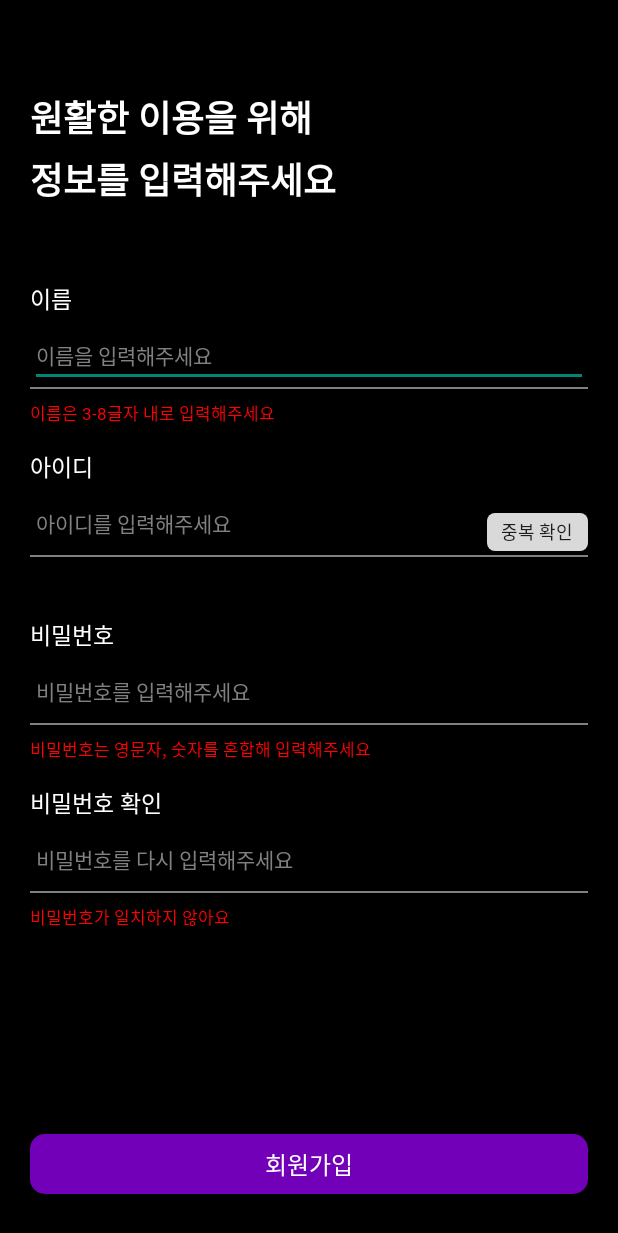
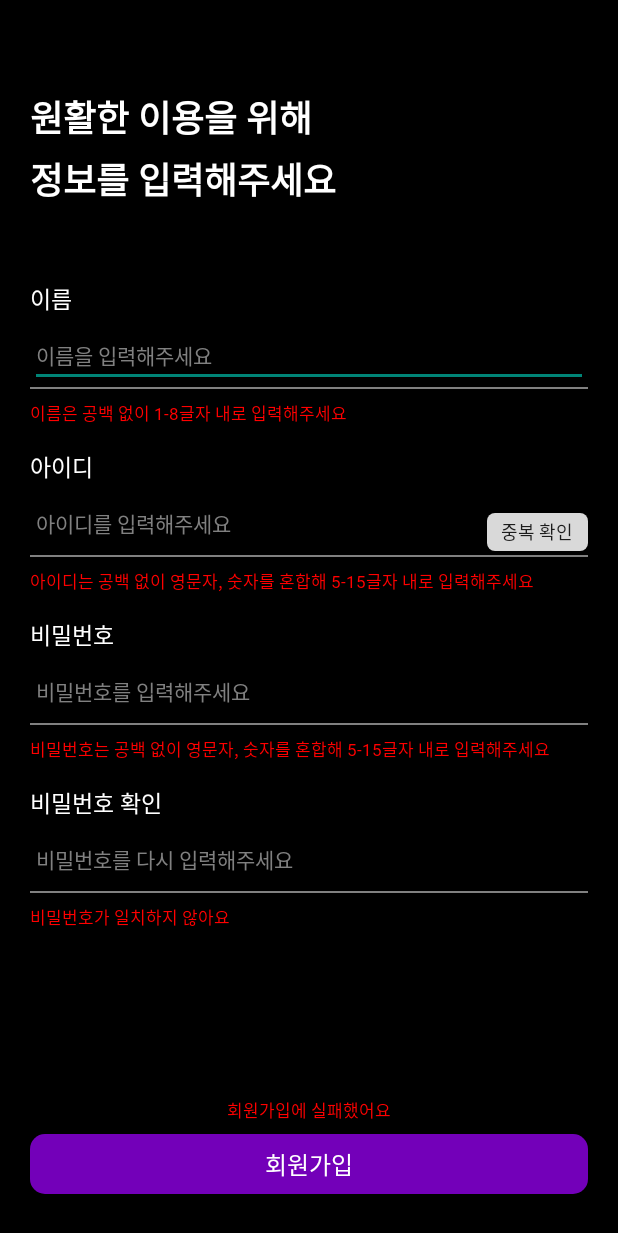
Before and after one commit to Hackathon0704/Android, an Android app: the layout activity_register.xml on its own in the app's theme, with its tools: preview values and no code run, on a phone screen of 412 x 824 dp. Shown: the top 1233 px of the screen. Run offline under Robolectric (Android 15) with nearby library versions, the phone set to English and light mode, and no system bars.

Commit message:
Feat : 회원가입 유효성 검사, 화면전환, 아이콘 설정

```diff
--- a/app/src/main/java/com/example/umc_hackathon/RegisterCheckActivity.kt
+++ b/app/src/main/java/com/example/umc_hackathon/RegisterCheckActivity.kt
@@ -1,5 +1,6 @@
 package com.example.umc_hackathon
 
+import android.content.Intent
 import android.os.Bundle
 import androidx.appcompat.app.AppCompatActivity
 import com.example.umc_hackathon.databinding.ActivityRegisterCheckBinding
@@ -12,6 +13,11 @@ class RegisterCheckActivity : AppCompatActivity() {
         binding = ActivityRegisterCheckBinding.inflate(layoutInflater)
         setContentView(binding.root)
 
+        binding.registerCheckBtn.setOnClickListener {
+            startActivity(Intent(this, LoginActivity::class.java))
+            finish()
+        }
+
     }
 
 }
--- a/app/src/main/res/layout/activity_login.xml
+++ b/app/src/main/res/layout/activity_login.xml
@@ -23,10 +23,10 @@
 
     <ImageView
         android:id="@+id/login_logo_iv"
-        android:layout_width="120dp"
-        android:layout_height="120dp"
+        android:layout_width="wrap_content"
+        android:layout_height="wrap_content"
         android:scaleType="centerCrop"
-        android:src="@drawable/puang"
+        android:src="@drawable/logo"
         app:layout_constraintTop_toTopOf="parent"
         app:layout_constraintStart_toStartOf="parent"
         app:layout_constraintEnd_toEndOf="parent"
--- a/app/src/main/res/layout/activity_register.xml
+++ b/app/src/main/res/layout/activity_register.xml
@@ -62,7 +62,7 @@
         android:id="@+id/register_name_check_tv"
         android:layout_width="wrap_content"
         android:layout_height="wrap_content"
-        android:text="이름은 3-8글자 내로 입력해주세요"
+        android:text="이름은 공백 없이 1-8글자 내로 입력해주세요"
         android:textColor="@color/red"
         android:fontFamily="@font/pretendardvariable"
         android:textSize="11sp"
@@ -120,6 +120,18 @@
         app:layout_constraintBottom_toBottomOf="@id/register_line2"
         android:layout_marginEnd="20dp"
         android:layout_marginBottom="4dp"/>
+    <TextView
+        android:id="@+id/register_id_check_tv"
+        android:layout_width="wrap_content"
+        android:layout_height="wrap_content"
+        android:text="아이디는 공백 없이 영문자, 숫자를 혼합해 5-15글자 내로 입력해주세요"
+        android:textColor="@color/red"
+        android:fontFamily="@font/pretendardvariable"
+        android:textSize="11sp"
+        app:layout_constraintStart_toStartOf="parent"
+        app:layout_constraintTop_toBottomOf="@id/register_line2"
+        android:layout_marginTop="7dp"
+        android:layout_marginStart="20dp"/>
 
 
 
@@ -164,7 +176,7 @@
         android:id="@+id/register_pw_check_tv"
         android:layout_width="wrap_content"
         android:layout_height="wrap_content"
-        android:text="비밀번호는 영문자, 숫자를 혼합해 입력해주세요"
+        android:text="비밀번호는 공백 없이 영문자, 숫자를 혼합해 5-15글자 내로 입력해주세요"
         android:textColor="@color/red"
         android:fontFamily="@font/pretendardvariable"
         android:textSize="11sp"
@@ -241,5 +253,18 @@
         android:layout_marginEnd="20dp"
         android:layout_marginBottom="28dp"/>
 
+    <TextView
+        android:id="@+id/register_final_check_tv"
+        android:layout_width="wrap_content"
+        android:layout_height="wrap_content"
+        android:text="회원가입에 실패했어요"
+        android:textColor="@color/red"
+        android:fontFamily="@font/pretendardvariable"
+        android:textSize="11sp"
+        app:layout_constraintStart_toStartOf="parent"
+        app:layout_constraintEnd_toEndOf="parent"
+        app:layout_constraintBottom_toTopOf="@id/register_btn"
+        android:layout_marginBottom="7dp" />
+
 
 </androidx.constraintlayout.widget.ConstraintLayout>
--- a/app/src/main/res/layout/activity_register_check.xml
+++ b/app/src/main/res/layout/activity_register_check.xml
@@ -38,9 +38,9 @@
 
     <ImageView
         android:id="@+id/register_check_character_iv"
-        android:layout_width="166dp"
-        android:layout_height="184dp"
-        android:src="@drawable/puang"
+        android:layout_width="wrap_content"
+        android:layout_height="wrap_content"
+        android:src="@drawable/character2"
         android:scaleType="centerCrop"
         app:layout_constraintStart_toStartOf="parent"
         app:layout_constraintEnd_toEndOf="parent"
--- a/app/src/main/res/values/strings.xml
+++ b/app/src/main/res/values/strings.xml
@@ -1,5 +1,5 @@
 <resources>
-    <string name="app_name">umc_hackathon</string>
+    <string name="app_name">Dreamory</string>
     <string name="diary">꿈 일기</string>
     <string name="dreamshare">꿈 공유</string>
     <string name="interpretation">꿈 해몽</string>
```
Also changed, not shown: app/src/main/AndroidManifest.xml (+4 -4 lines), app/src/main/java/com/example/umc_hackathon/LoginActivity.kt (+8 -2 lines), app/src/main/java/com/example/umc_hackathon/RegisterActivity.kt (+103 -4 lines), app/src/main/res/layout/activity_start.xml (+6 -6 lines), app/src/main/res/drawable/puang.png (deleted), app/src/main/res/drawable/puang_back.jpg (deleted).
